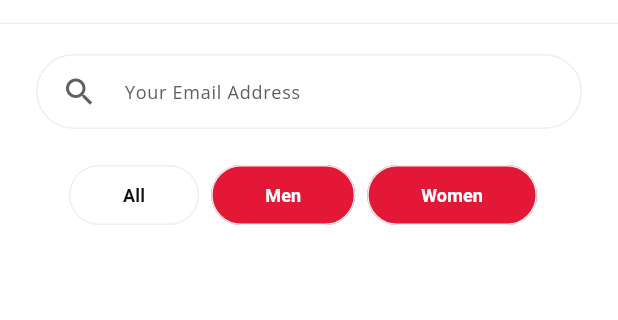
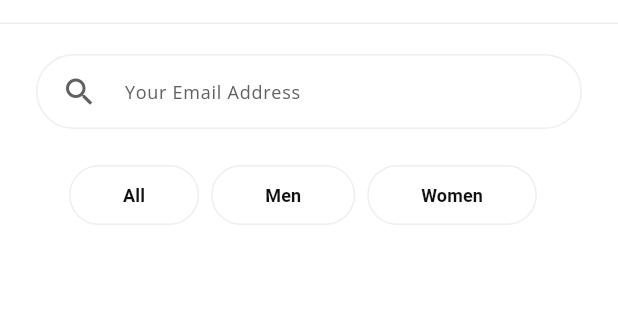
Before and after one commit to mrizkyaly/flutter-bloc-project, a Flutter app: the screen it shows after launch, after a tap on "Men", after a tap on "Women", on a phone screen of 412 x 824 dp, the part 75-395 px from its top. Run offline on Flutter 3.47's test engine with Material 3 defaults, Android fonts, the phone set to English and light mode, and no system bars; our stand-ins replace bloc, flutter_bloc, google_fonts, qr_flutter; network calls fail.

Commit message:
update : setup mobile scanner

```diff
--- a/lib/widgets/button_filter.dart
+++ b/lib/widgets/button_filter.dart
@@ -40,9 +40,9 @@ class _ButtonFilterState extends State<ButtonFilter> {
         },
         style: ElevatedButton.styleFrom(
           elevation: 0,
-          backgroundColor: _activeIndex == widget.index
-              ? primaryColor
-              : Colors.white, // Set warna berdasarkan indeks aktif
+          // backgroundColor:
+          //     _activeIndex == widget.index ? primaryColor : Colors.white,
+          backgroundColor: Colors.white,
           shape: RoundedRectangleBorder(
             borderRadius: BorderRadius.circular(50),
             side: BorderSide(width: 1, color: borderColor),
@@ -53,10 +53,10 @@ class _ButtonFilterState extends State<ButtonFilter> {
           child: Text(
             widget.name,
             style: TextStyle(
-              fontSize: 12,
-              fontWeight: FontWeight.w600,
-              color: _activeIndex == widget.index ? Colors.white : titleColor,
-            ),
+                fontSize: 12,
+                fontWeight: FontWeight.w600,
+                //color: _activeIndex == widget.index ? Colors.white : titleColor,
+                color: titleColor),
           ),
         ),
       ),
--- a/lib/widgets/search_input.dart
+++ b/lib/widgets/search_input.dart
@@ -11,7 +11,7 @@ class SearchInput extends StatelessWidget {
   const SearchInput({
     super.key,
     required this.homesBloc,
-    this.debounceDuration = const Duration(milliseconds: 1500),
+    this.debounceDuration = const Duration(milliseconds: 1000),
   });
 
   @override
--- a/pubspec.yaml
+++ b/pubspec.yaml
@@ -36,6 +36,7 @@ dependencies:
   flutter_bloc: ^8.1.4
   google_fonts: ^6.1.0
   http: ^1.2.1
+  mobile_scanner: ^4.0.1
   qr_flutter: ^4.1.0
 
 dev_dependencies:
```
Also changed, not shown: pubspec.lock, 3 other files.
